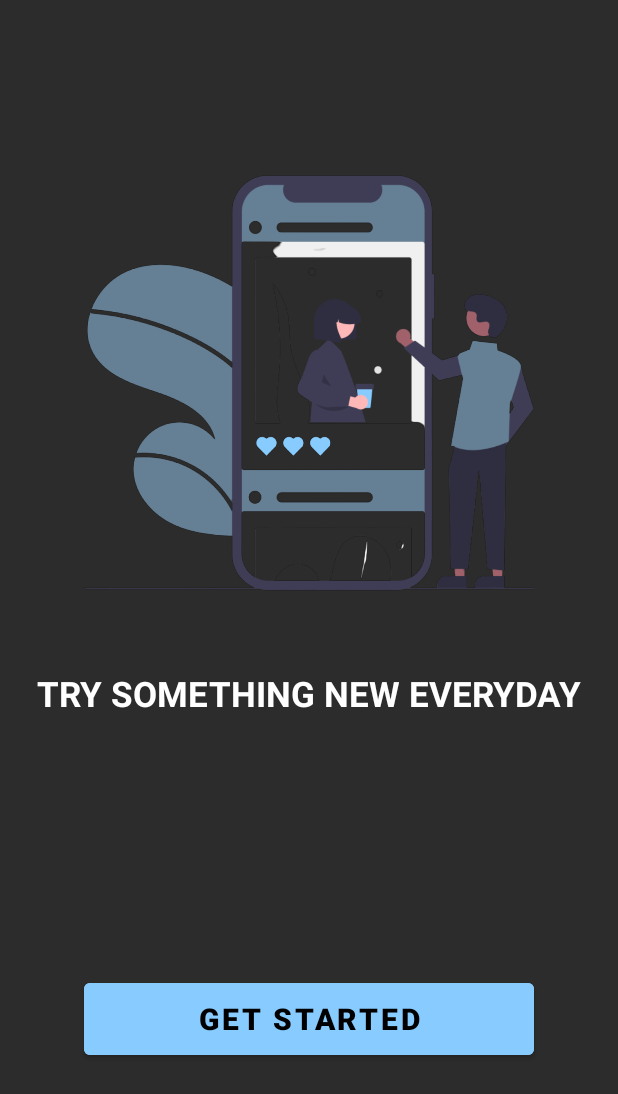
After one commit to badr4y/Mobile-Project, an Android app: the layout getstarted_activity.xml on its own in the app's theme, with its tools: preview values and no code run, on a phone screen of 412 x 824 dp. The commit adds this screen. Shown: the top 1094 px of the screen. Run offline under Robolectric (Android 15) with nearby library versions, the phone set to English and light mode, and no system bars.

Commit message:
login + signup + get started

```diff
--- /dev/null
+++ b/app/src/main/java/com/example/mobileproject/GetStartedActivity.java
@@ -0,0 +1,14 @@
+package com.example.mobileproject;
+
+import android.os.Bundle;
+
+import androidx.appcompat.app.AppCompatActivity;
+
+public class GetStartedActivity extends AppCompatActivity {
+
+    @Override
+    protected void onCreate(Bundle savedInstanceState) {
+        super.onCreate(savedInstanceState);
+        setContentView(R.layout.getstarted_activity);
+    }
+}
--- /dev/null
+++ b/app/src/main/res/layout/getstarted_activity.xml
@@ -0,0 +1,55 @@
+<?xml version="1.0" encoding="utf-8"?>
+<androidx.constraintlayout.widget.ConstraintLayout xmlns:android="http://schemas.android.com/apk/res/android"
+    xmlns:app="http://schemas.android.com/apk/res-auto"
+    xmlns:tools="http://schemas.android.com/tools"
+    android:layout_width="match_parent"
+    android:layout_height="match_parent"
+    android:background="#2c2c2c"
+    tools:context=".GetStartedActivity">
+
+    <ImageView
+        android:id="@+id/getstarted_image"
+        android:layout_width="300dp"
+        android:layout_height="300dp"
+        android:src="@drawable/welcome"
+        app:layout_constraintBottom_toBottomOf="parent"
+        app:layout_constraintEnd_toEndOf="parent"
+        app:layout_constraintStart_toStartOf="parent"
+        app:layout_constraintTop_toTopOf="parent"
+        app:layout_constraintVertical_bias="0.2"
+        tools:ignore="MissingConstraints" />
+
+    <TextView
+        android:id="@+id/get_started_text"
+        android:layout_width="wrap_content"
+        android:layout_height="wrap_content"
+        android:text="@string/try_something_new_everyday"
+        android:textColor="@color/white"
+        android:textStyle="bold"
+        android:textSize="23sp"
+        app:layout_constraintTop_toTopOf="parent"
+        app:layout_constraintBottom_toBottomOf="parent"
+        app:layout_constraintStart_toStartOf="parent"
+        app:layout_constraintEnd_toEndOf="parent"
+        android:layout_marginTop="100dp"/>
+
+    <Button
+        android:layout_width="300dp"
+        android:layout_height="60dp"
+        android:backgroundTint="#88CCFF"
+        android:textColor="@color/black"
+        android:textStyle="bold"
+        android:text="@string/get_started"
+        android:textSize="20sp"
+        app:layout_constraintStart_toStartOf="parent"
+        app:layout_constraintEnd_toEndOf="parent"
+        app:layout_constraintTop_toTopOf="parent"
+        app:layout_constraintBottom_toBottomOf="parent"
+        app:layout_constraintVertical_bias="0.85"/>
+
+
+
+
+
+
+</androidx.constraintlayout.widget.ConstraintLayout>
--- a/app/src/main/res/values/strings.xml
+++ b/app/src/main/res/values/strings.xml
@@ -14,4 +14,6 @@
     <string name="confirm_password_signup">Confirm password</string>
     <string name="sign_up_button_signup">Sign Up</string>
     <string name="already_have_an_account_log_in">Already have an account? Log In</string>
+    <string name="try_something_new_everyday">TRY SOMETHING NEW EVERYDAY</string>
+    <string name="get_started">Get Started</string>
 </resources>
```
Also changed, not shown: app/src/main/res/drawable/welcome.png (added).
